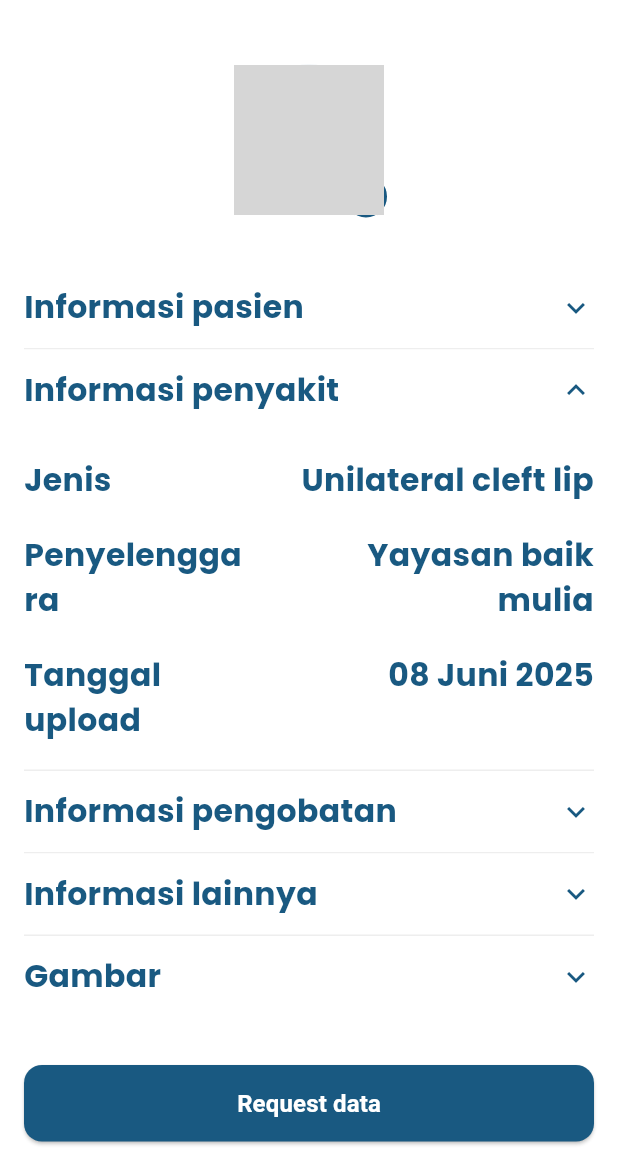
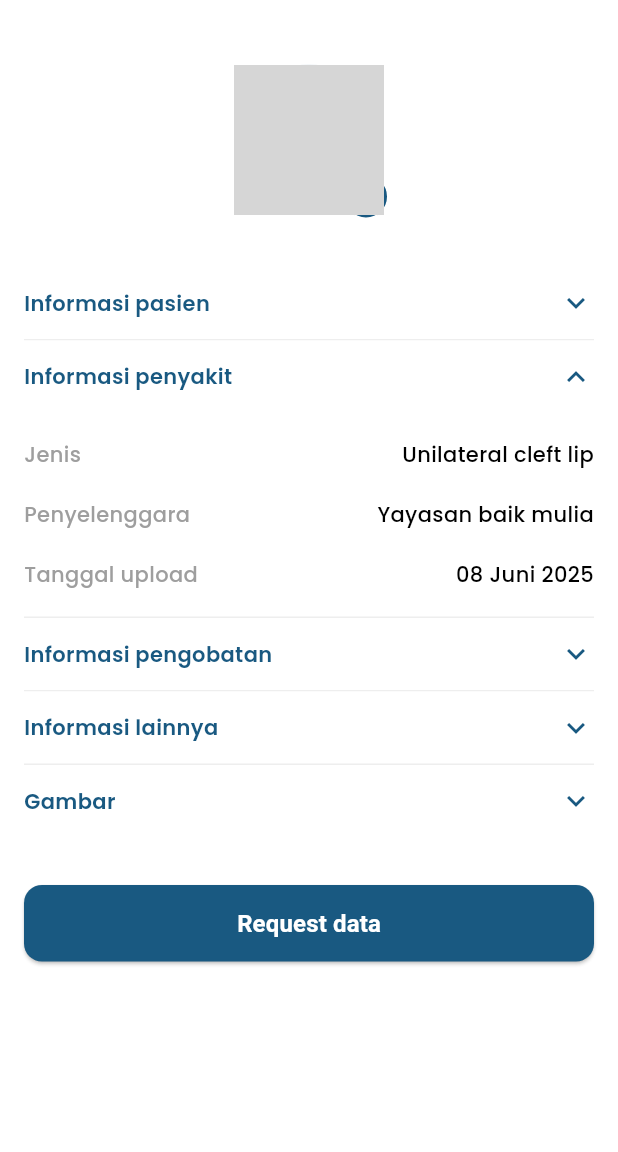
Before and after one commit to rahmahaisyah/clypsera, a Flutter app: the DetailPatientView screen opened by its route, after a tap on "Informasi pasien", after a tap on "Informasi penyakit", on a phone screen of 412 x 824 dp, the part 84-1236 px from its top. Run offline on Flutter 3.47's test engine with Material 3 defaults, Android fonts, the phone set to English and light mode, and no system bars; our stand-ins replace get, google_fonts, smooth_page_indicator; accounts and stored records are empty; network calls fail; grey boxes are pictures that could not be loaded.

Commit message:
refactor: update adjust alignment inf detailPatient

```diff
--- a/lib/app/shared/widgets/info_row_widget.dart
+++ b/lib/app/modules/detail_patient/widgets/info_row_widget.dart
@@ -5,8 +5,8 @@ class InfoRowWidget extends StatelessWidget {
   final String label;
   final String value;
   final VoidCallback?
-      onTap; // Untuk baris yang bisa diklik (seperti "Informasi lainnya")
-  final bool isNavigation; // Untuk menampilkan ikon panah
+      onTap;
+  final bool isNavigation;
 
   const InfoRowWidget({
     super.key,
@@ -27,12 +27,12 @@ class InfoRowWidget extends StatelessWidget {
           mainAxisAlignment: MainAxisAlignment.spaceBetween,
           children: [
             Expanded(
-              flex: 2, // Beri ruang lebih untuk label jika perlu
-              child: Text(label, style: Style.headLineStyle2),
+              flex: 2,
+              child: Text(label, style: Style.headLineStyle4),
             ),
-            const SizedBox(width: 16),
+            const SizedBox(width: 8),
             Expanded(
-              flex: 3, // Beri ruang lebih untuk value
+              flex: 3,
               child: Row(
                 mainAxisAlignment: MainAxisAlignment.end,
                 children: [
@@ -40,7 +40,7 @@ class InfoRowWidget extends StatelessWidget {
                     child: Text(
                       value,
                       textAlign: TextAlign.right,
-                      style: Style.headLineStyle2,
+                      style: Style.headLineStyle5,
                     ),
                   ),
                   if (isNavigation)
--- a/lib/app/shared/widgets/info_section_widget.dart
+++ b/lib/app/modules/detail_patient/widgets/info_section_widget.dart
@@ -41,7 +41,7 @@ class _InfoSectionWidgetState extends State<InfoSectionWidget> {
             child: Row(
               mainAxisAlignment: MainAxisAlignment.spaceBetween,
               children: [
-                Text(widget.title, style: Style.headLineStyle2),
+                Text(widget.title, style: Style.headLineStyle13),
                 Icon(
                   widget.isExpanded ? Icons.expand_less : Icons.expand_more,
                   size: 24.0,
--- a/lib/app/shared/widgets/patient_avatar_widget.dart
+++ b/lib/app/modules/detail_patient/widgets/patient_avatar_widget.dart
@@ -1,8 +1,8 @@
 import 'package:flutter/material.dart';
 
-import '../../constants/uidata.dart';
-import '../../data/models/user_profile_model.dart';
-import '../theme/app_style.dart';
+import '../../../constants/uidata.dart';
+import '../../../data/models/user_profile_model.dart';
+import '../../../shared/theme/app_style.dart';
 
 class PatientAvatarWidget extends StatelessWidget {
   final String? avatarUrl;
@@ -20,15 +20,15 @@ class PatientAvatarWidget extends StatelessWidget {
 
     switch (gender) {
       case Gender.male:
-        iconAsset = genderMaleIcon; // Dari app_styles.dart
-        bgColor = Style.primaryColor; // Dari app_styles.dart
+        iconAsset = genderMaleIcon;
+        bgColor = Style.primaryColor;
         break;
       case Gender.female:
-        iconAsset = genderFemaleIcon; // Dari app_styles.dart
-        bgColor = Style.blueColor2; // Dari app_styles.dart
+        iconAsset = genderFemaleIcon;
+        bgColor = Style.blueColor2;
         break;
-      case Gender.unknown: // Menangani kasus unknown
-        return const SizedBox.shrink(); // Atau tampilkan ikon default
+      case Gender.unknown:
+        return const SizedBox.shrink();
     }
 
     return Container(
@@ -39,7 +39,6 @@ class PatientAvatarWidget extends StatelessWidget {
         border: Border.all(color: Style.whiteColor),
       ),
       child: Image.network(
-        // Ganti dengan Image.asset jika ikon dari aset lokal
         iconAsset,
         width: 14,
         height: 14,
@@ -52,7 +51,6 @@ class PatientAvatarWidget extends StatelessWidget {
 
   @override
   Widget build(BuildContext context) {
-    // Diameter diambil dari app_styles.dart
     const double avatarDiameter = 100.0;
     const double genderIconDiameter = 30.0;
 
@@ -76,7 +74,7 @@ class PatientAvatarWidget extends StatelessWidget {
                     image: (avatarUrl != null && avatarUrl!.isNotEmpty)
                         ? DecorationImage(
                             image: NetworkImage(
-                                avatarUrl!), // Ganti dengan AssetImage jika dari aset lokal
+                                avatarUrl!),
                             fit: BoxFit.cover,
                             onError: (exception, stackTrace) {
                               print('Error loading avatar: $exception');
@@ -87,8 +85,7 @@ class PatientAvatarWidget extends StatelessWidget {
                   child: (avatarUrl == null || avatarUrl!.isEmpty)
                       ? ClipOval(
                           child: Image.network(
-                            // atau Image.asset
-                            profileIcon, // Dari app_styles.dart
+                            profileIcon,
                             fit: BoxFit.cover,
                             color: Style.primaryColor.withOpacity(0.7),
                             errorBuilder: (context, error, stackTrace) => Icon(
--- a/lib/app/modules/home/views/home_view.dart
+++ b/lib/app/modules/home/views/home_view.dart
@@ -2,10 +2,10 @@ import 'package:clypsera/app/constants/uidata.dart';
 import 'package:clypsera/app/shared/theme/app_style.dart';
 import 'package:flutter/material.dart';
 import 'package:get/get.dart';
-import '../../../shared/widgets/cleft_types_section.dart';
+import '../widgets/cleft_types_section.dart';
 import '../../../shared/widgets/custom_search_bar.dart';
-import '../../../shared/widgets/patient_list_section.dart';
-import '../../../shared/widgets/rekomendasi_yayasan_section.dart';
+import '../widgets/patient_list_section.dart';
+import '../widgets/rekomendasi_yayasan_section.dart';
 import '../controllers/home_controller.dart';
 
 class HomeView extends GetView<HomeController> {
--- a/lib/app/shared/widgets/rekomendasi_yayasan_section.dart
+++ b/lib/app/modules/home/widgets/rekomendasi_yayasan_section.dart
@@ -1,7 +1,7 @@
 import 'package:clypsera/app/shared/theme/app_style.dart';
 import 'package:flutter/material.dart';
 import 'package:get/get.dart';
-import '../../modules/home/controllers/rekomendasi_yayasan_controller.dart';
+import '../controllers/rekomendasi_yayasan_controller.dart';
 import 'yayasan_card.dart';
 
 class RekomendasiYayasanSection extends StatelessWidget {
@@ -9,8 +9,6 @@ class RekomendasiYayasanSection extends StatelessWidget {
 
   @override
   Widget build(BuildContext context) {
-    // Menggunakan Get.put() agar controller tersedia.
-    // Jika Anda menggunakan Bindings, Anda bisa menggunakan Get.find().
     final RekomendasiYayasanController controller =
         Get.put(RekomendasiYayasanController());
 
--- a/lib/app/shared/widgets/yayasan_card.dart
+++ b/lib/app/modules/home/widgets/yayasan_card.dart
@@ -2,8 +2,8 @@
 
 import 'package:flutter/material.dart';
 
-import '../../data/models/yayasan_model.dart';
-import '../theme/app_style.dart';
+import '../../../data/models/yayasan_model.dart';
+import '../../../shared/theme/app_style.dart';
 
 class YayasanCard extends StatelessWidget {
   final YayasanModel yayasan;
--- a/lib/app/modules/profile/views/profile_view.dart
+++ b/lib/app/modules/profile/views/profile_view.dart
@@ -2,9 +2,9 @@ import 'package:clypsera/app/constants/uidata.dart';
 import 'package:clypsera/app/shared/theme/app_style.dart';
 import 'package:flutter/material.dart';
 import 'package:get/get.dart';
-import '../../../shared/widgets/more_info_section_widget.dart';
-import '../../../shared/widgets/profile_header_widget.dart';
-import '../../../shared/widgets/profile_info_card_widget.dart';
+import '../widgets/more_info_section_widget.dart';
+import '../widgets/profile_header_widget.dart';
+import '../widgets/profile_info_card_widget.dart';
 import '../controllers/profile_controller.dart';
 
 class ProfileView extends GetView<ProfileController> {
--- a/lib/app/shared/widgets/profile_header_widget.dart
+++ b/lib/app/modules/profile/widgets/profile_header_widget.dart
@@ -1,7 +1,7 @@
 import 'package:clypsera/app/data/models/user_profile_model.dart';
 import 'package:clypsera/app/shared/theme/app_style.dart';
 import 'package:flutter/material.dart';
-import '../../constants/uidata.dart';
+import '../../../constants/uidata.dart';
 
 class ProfileHeaderWidget extends StatelessWidget {
   final UserProfileModel user;
```
Also changed, not shown: lib/app/modules/detail_patient/views/detail_patient_view.dart (+3 -5 lines), lib/app/modules/home/widgets/cleft_type_card.dart (renamed from lib/app/shared/widgets/cleft_type_card.dart), lib/app/modules/home/widgets/cleft_types_section.dart (renamed from lib/app/shared/widgets/cleft_types_section.dart), lib/app/modules/home/widgets/patient_list_item.dart (renamed from lib/app/shared/widgets/patient_list_item.dart), lib/app/modules/home/widgets/patient_list_section.dart (renamed from lib/app/shared/widgets/patient_list_section.dart), lib/app/modules/profile/widgets/more_info_section_widget.dart (renamed from lib/app/shared/widgets/more_info_section_widget.dart), lib/app/modules/profile/widgets/profile_info_card_widget.dart (renamed from lib/app/shared/widgets/profile_info_card_widget.dart).
